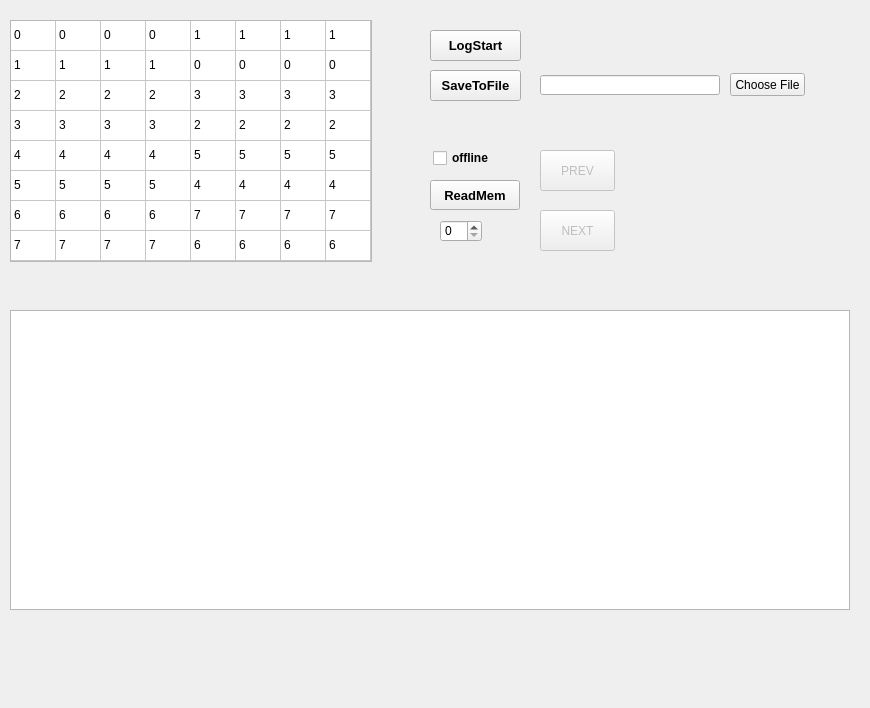
Above: twoFirst01/DimmingDebugger_Readback_FRCXB/PWMs_res.ui from hooloong/gitpython before the change. Below: the same form after it.
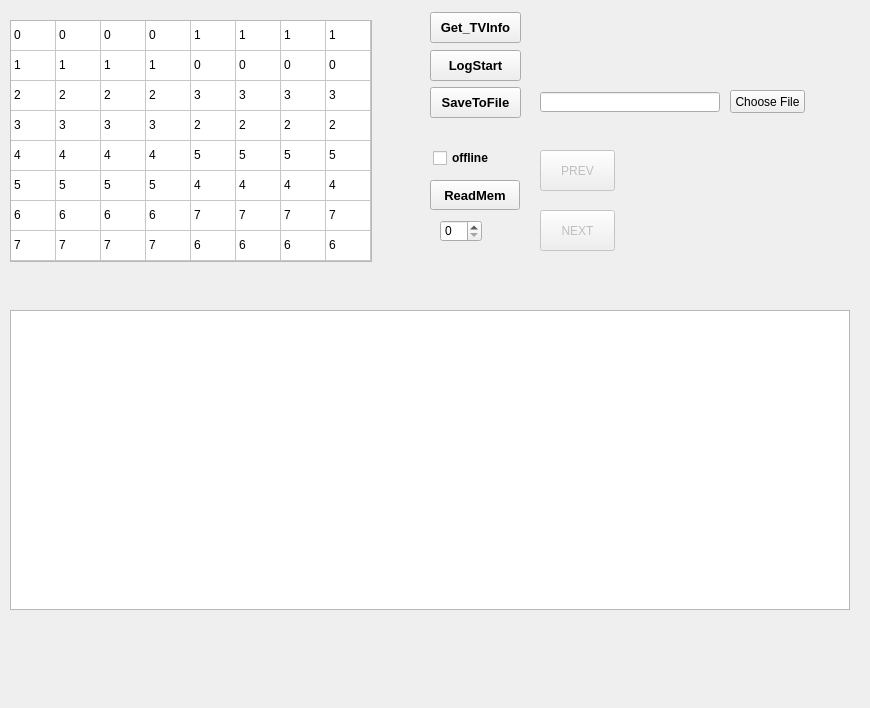
That is the form after the change. Icons and pictures are not drawn.

```diff
--- a/twoFirst01/DimmingDebugger_Readback_FRCXB/PWMs_res.ui
+++ b/twoFirst01/DimmingDebugger_Readback_FRCXB/PWMs_res.ui
@@ -77,7 +77,7 @@
    <property name="geometry">
     <rect>
      <x>430</x>
-     <y>30</y>
+     <y>50</y>
      <width>91</width>
      <height>31</height>
     </rect>
@@ -135,7 +135,7 @@
    <property name="geometry">
     <rect>
      <x>430</x>
-     <y>70</y>
+     <y>87</y>
      <width>91</width>
      <height>31</height>
     </rect>
@@ -532,7 +532,7 @@
    <property name="geometry">
     <rect>
      <x>540</x>
-     <y>75</y>
+     <y>92</y>
      <width>180</width>
      <height>20</height>
     </rect>
@@ -542,7 +542,7 @@
    <property name="geometry">
     <rect>
      <x>730</x>
-     <y>73</y>
+     <y>90</y>
      <width>75</width>
      <height>23</height>
     </rect>
@@ -569,6 +569,26 @@
     <string/>
    </property>
   </widget>
+  <widget class="QPushButton" name="PushButton_tvinfo">
+   <property name="geometry">
+    <rect>
+     <x>430</x>
+     <y>12</y>
+     <width>91</width>
+     <height>31</height>
+    </rect>
+   </property>
+   <property name="font">
+    <font>
+     <pointsize>10</pointsize>
+     <weight>75</weight>
+     <bold>true</bold>
+    </font>
+   </property>
+   <property name="text">
+    <string>Get_TVInfo</string>
+   </property>
+  </widget>
  </widget>
  <resources/>
  <connections/>
```
